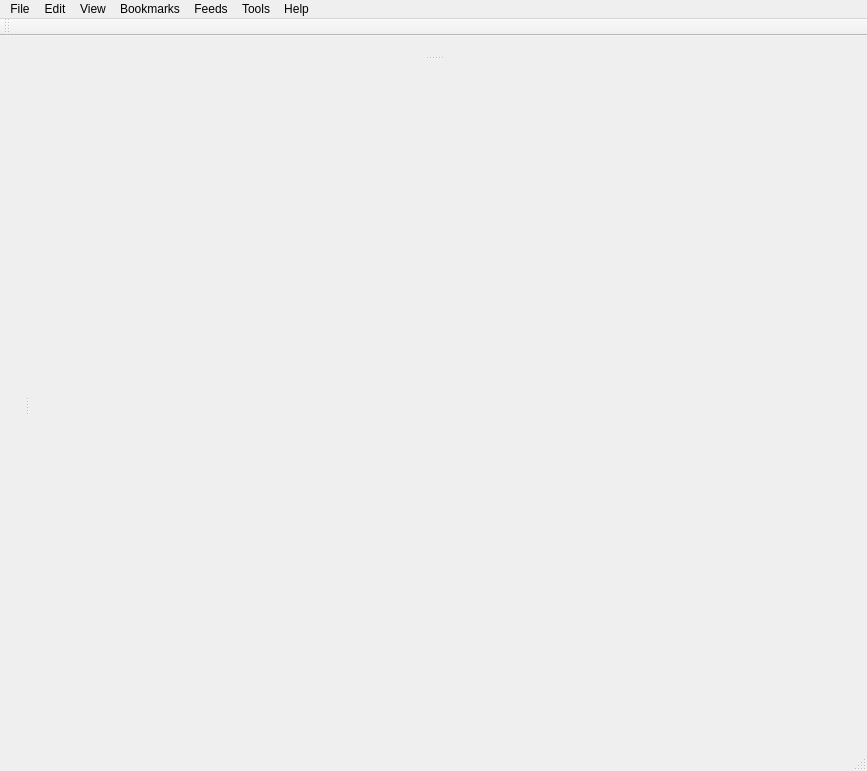
First picture: the form in src/ui/MainWindow.ui, repository OtterBrowser/otter-browser, before the edit.
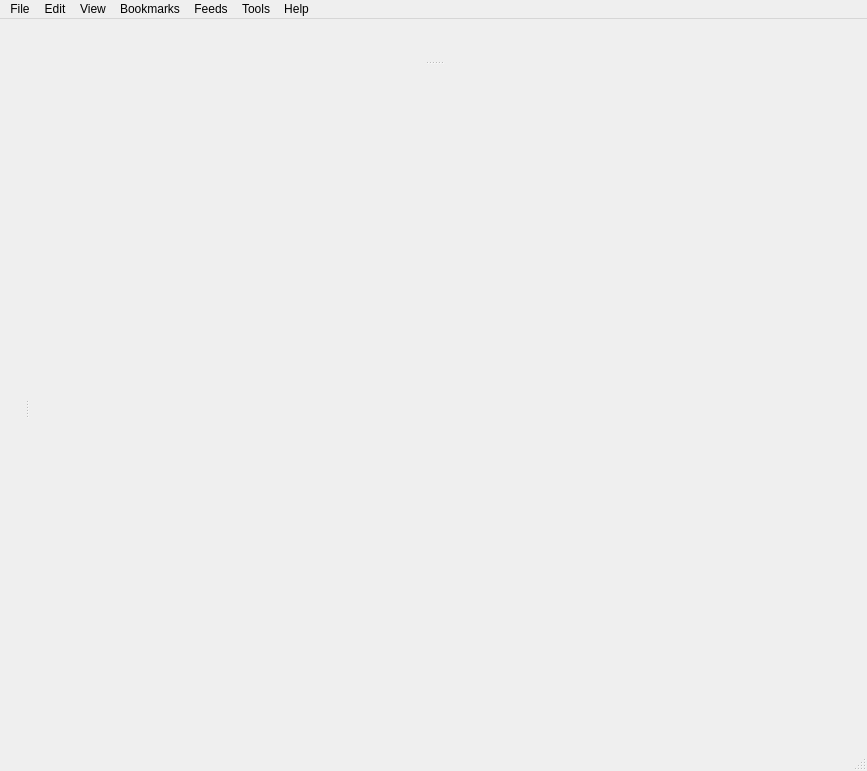
Second picture: the form after the edit.

What changed in the file:
```diff
--- a/src/ui/MainWindow.ui
+++ b/src/ui/MainWindow.ui
@@ -108,14 +108,6 @@
    <addaction name="menuTools"/>
    <addaction name="menuHelp"/>
   </widget>
-  <widget class="QToolBar" name="mainToolBar">
-   <attribute name="toolBarArea">
-    <enum>TopToolBarArea</enum>
-   </attribute>
-   <attribute name="toolBarBreak">
-    <bool>false</bool>
-   </attribute>
-  </widget>
   <widget class="QStatusBar" name="statusBar"/>
   <widget class="QDockWidget" name="panelWidget">
    <property name="features">
@@ -133,7 +125,9 @@
    <attribute name="dockWidgetArea">
     <number>4</number>
    </attribute>
-   <widget class="QWidget" name="tabsWidgetContents"/>
+   <widget class="QWidget" name="tabsWidgetContents">
+    <layout class="QVBoxLayout" name="tabsLayout"/>
+   </widget>
   </widget>
   <action name="actionNewTab">
    <property name="text">
```
Left out of the diff: 16 changed lines with no effect on the pictures.
